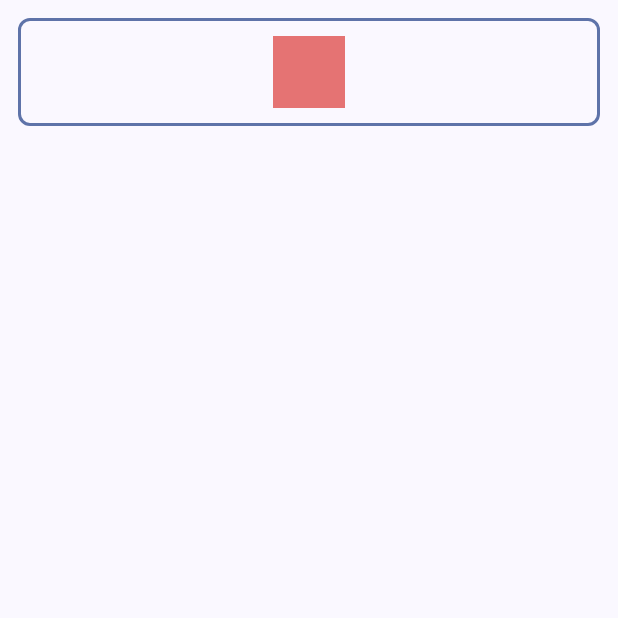
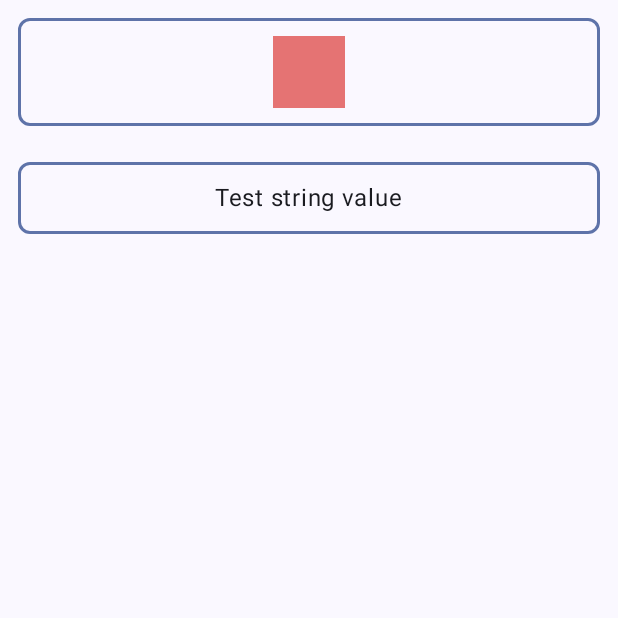
Before and after one commit to sandpaper-hub/JetpackComposeLearn, an Android app built with Jetpack Compose: the screen it shows after launch (MainActivity), on a phone screen of 412 x 824 dp, the top half of it. Run offline under Robolectric (Android 15) with nearby library versions, the phone set to English and light mode, and no system bars.

Commit message:
String resources example

```diff
--- a/app/src/main/java/com/compose/jetpackcomposelearn/MainActivity.kt
+++ b/app/src/main/java/com/compose/jetpackcomposelearn/MainActivity.kt
@@ -12,6 +12,7 @@ import androidx.compose.runtime.Composable
 import androidx.compose.ui.Modifier
 import androidx.compose.ui.tooling.preview.Preview
 import com.compose.jetpackcomposelearn.resourceExamples.ColorsExample
+import com.compose.jetpackcomposelearn.resourceExamples.StringResourceExample
 import com.compose.jetpackcomposelearn.ui.theme.JetpackComposeLearnTheme
 import com.compose.jetpackcomposelearn.util.BorderComponent
 
@@ -36,6 +37,7 @@ class MainActivity : ComponentActivity() {
 fun MainExample(modifier: Modifier = Modifier) {
     LazyColumn(modifier = modifier) {
         item { BorderComponent { ColorsExample() } }
+        item { BorderComponent { StringResourceExample() } }
     }
 }
 
--- a/app/src/main/java/com/compose/jetpackcomposelearn/resourceExamples/Colors.kt
+++ b/app/src/main/java/com/compose/jetpackcomposelearn/resourceExamples/Resources.kt
@@ -3,10 +3,13 @@ package com.compose.jetpackcomposelearn.resourceExamples
 import androidx.compose.foundation.background
 import androidx.compose.foundation.layout.Box
 import androidx.compose.foundation.layout.size
+import androidx.compose.material3.Text
 import androidx.compose.runtime.Composable
 import androidx.compose.ui.Modifier
 import androidx.compose.ui.graphics.Color
+import androidx.compose.ui.res.stringResource
 import androidx.compose.ui.unit.dp
+import com.compose.jetpackcomposelearn.R
 
 val Red = Color(0xFFE57373)
 
@@ -17,3 +20,10 @@ fun ColorsExample() {
         .size(48.dp)
         .background(Red))
 }
+
+@Composable
+@Suppress("FunctionName")
+fun StringResourceExample() {
+    val testStringResource = stringResource(id = R.string.someStringValue)
+    Text(testStringResource)
+}
--- a/app/src/main/res/values/strings.xml
+++ b/app/src/main/res/values/strings.xml
@@ -1,3 +1,4 @@
 <resources>
     <string name="app_name">JetpackComposeLearn</string>
+    <string name="someStringValue">Test string value</string>
 </resources>
```
